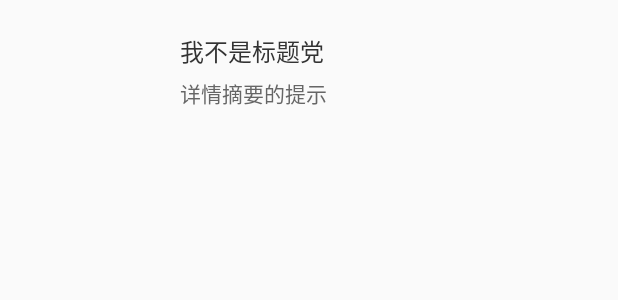
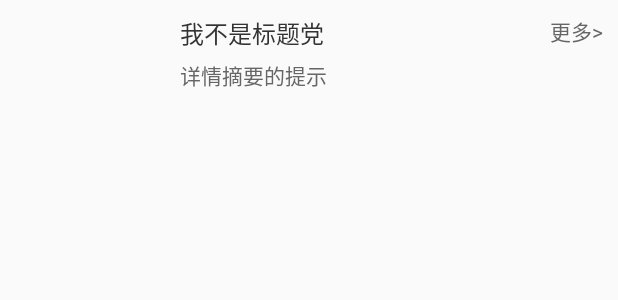
Before and after one commit to ielitf/MountWuTai, an Android app: the layout comm_item2.xml on its own in the app's theme, with its tools: preview values and no code run, on a phone screen of 412 x 824 dp. Shown: the top 300 px of the screen. Run offline under Robolectric (Android 15) with nearby library versions, the phone set to English and light mode, and no system bars.

Commit message:
修改Item布局和设计的一样

```diff
--- a/app/src/main/res/layout/comm_item1.xml
+++ b/app/src/main/res/layout/comm_item1.xml
@@ -3,13 +3,13 @@
     android:layout_width="match_parent"
     android:layout_height="wrap_content"
     android:background="@color/transparent"
+    android:padding="@dimen/space_10"
     android:orientation="horizontal" >
 
     <ImageView
         android:id="@+id/comm_img"
         android:layout_width="100dp"
         android:layout_height="70dp"
-        android:layout_margin="10dp"
         android:adjustViewBounds="true"
         android:scaleType="fitXY" />
 
@@ -17,7 +17,7 @@
         android:layout_width="match_parent"
         android:layout_height="wrap_content"
         android:layout_gravity="center_vertical"
-        android:layout_marginRight="15dp"
+        android:layout_marginLeft="@dimen/space_10"
         android:adjustViewBounds="true"
         android:orientation="vertical" >
 
@@ -25,7 +25,6 @@
             android:id="@+id/comm_title"
             android:layout_width="match_parent"
             android:layout_height="wrap_content"
-            android:layout_marginTop="5dp"
             android:ellipsize="end"
             android:singleLine="true"
             android:text="fjdakfkdlsajfa"
--- a/app/src/main/res/layout/comm_item2.xml
+++ b/app/src/main/res/layout/comm_item2.xml
@@ -3,34 +3,48 @@
     android:layout_width="match_parent"
     android:layout_height="wrap_content"
     android:background="@color/transparent"
-    android:orientation="horizontal" >
+    android:orientation="horizontal"
+    android:padding="@dimen/space_10">
 
     <ImageView
         android:id="@+id/comm_img"
         android:layout_width="100dp"
         android:layout_height="70dp"
-        android:layout_margin="10dp"
         android:adjustViewBounds="true"
         android:scaleType="fitXY" />
 
     <LinearLayout
         android:layout_width="match_parent"
         android:layout_height="wrap_content"
-        android:layout_gravity="center_vertical"
-        android:layout_marginRight="15dp"
+        android:layout_marginLeft="@dimen/space_10"
         android:adjustViewBounds="true"
-        android:orientation="vertical" >
+        android:orientation="vertical">
 
-        <TextView
-            android:id="@+id/comm_title"
+        <RelativeLayout
             android:layout_width="match_parent"
             android:layout_height="wrap_content"
-            android:layout_marginTop="5dp"
-            android:ellipsize="end"
-            android:singleLine="true"
-            android:text="我不是标题党"
-            android:textColor="@color/title_gray"
-            android:textSize="@dimen/space_16" />
+            android:orientation="horizontal">
+
+            <TextView
+                android:id="@+id/comm_title"
+                android:layout_width="wrap_content"
+                android:layout_height="wrap_content"
+                android:ellipsize="end"
+                android:maxLines="1"
+                android:text="我不是标题党"
+                android:textColor="@color/title_gray"
+                android:textSize="@dimen/space_16" />
+            <TextView
+                android:id="@+id/comm_more"
+                android:layout_width="wrap_content"
+                android:layout_height="wrap_content"
+                android:ellipsize="end"
+                android:maxLines="1"
+                android:text="更多>"
+                android:layout_alignParentRight="true"
+                android:textColor="@color/text_gray"
+                android:textSize="@dimen/space_14" />
+        </RelativeLayout>
 
         <TextView
             android:id="@+id/comm_detail"
@@ -38,7 +52,7 @@
             android:layout_height="wrap_content"
             android:layout_marginTop="5dp"
             android:ellipsize="end"
-            android:singleLine="true"
+            android:maxLines="3"
             android:text="详情摘要的提示"
             android:textColor="@color/text_gray"
             android:textSize="@dimen/space_14" />
@@ -52,7 +66,7 @@
             android:text="10:12"
             android:textColor="@color/text_gray"
             android:textSize="@dimen/space_12"
-            android:visibility="gone"/>
+            android:visibility="gone" />
     </LinearLayout>
 
 </LinearLayout>
--- a/app/src/main/res/values/dimen.xml
+++ b/app/src/main/res/values/dimen.xml
@@ -1,5 +1,7 @@
 <?xml version="1.0" encoding="utf-8"?>
 <resources>
+    <dimen name="space_8">8sp</dimen>
+    <dimen name="space_10">10sp</dimen>
     <dimen name="space_12">12sp</dimen>
     <dimen name="space_14">14sp</dimen>
     <dimen name="space_15">15sp</dimen>
```
